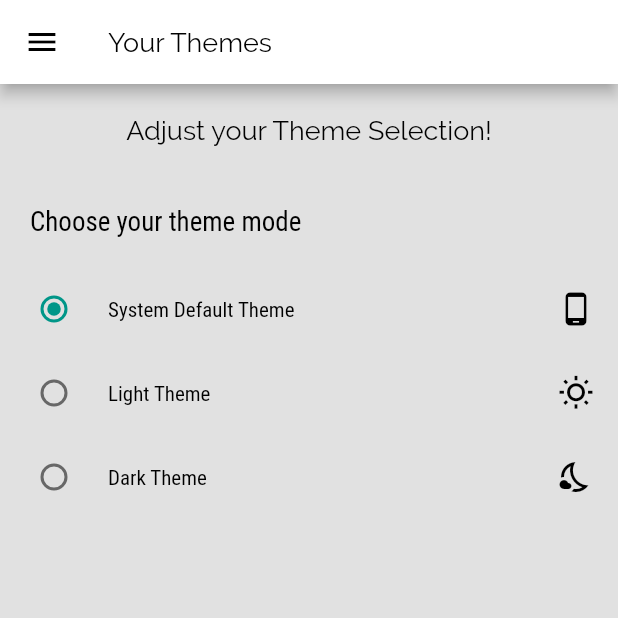
After one commit to EslamShaban74/meals, a Flutter app: the ThemeScreen screen opened by its route, on a phone screen of 412 x 824 dp, the top half of it. The commit adds this screen. Run offline on Flutter 3.47's test engine with Material 2 defaults, Android fonts, the phone set to English and light mode, and no system bars; our stand-ins replace fancy_bottom_navigation, hexcolor, shared_preferences; accounts and stored records are empty; network calls fail.

Commit message:
shared_preferences and themes

```diff
--- a/lib/components/category_item/category_item.dart
+++ b/lib/components/category_item/category_item.dart
@@ -69,15 +69,15 @@ class CategoryItem extends StatelessWidget {
                       padding: const EdgeInsets.all(15.0),
                       child: CircleAvatar(
                         radius: 16,
-                        backgroundColor:Theme.of(context).canvasColor,
+                        backgroundColor: Theme.of(context).canvasColor,
                         child: IconButton(
                           iconSize: 15.0,
                           onPressed: () {
                             selectCategory(context);
                           },
-                          icon: Icon(
+                          icon: const Icon(
                             Icons.arrow_forward_ios,
-                            color:Theme.of(context).scaffoldBackgroundColor,
+
                           ),
                           //color: HexColor('#212121'),
                         ),
--- a/lib/components/meal_item/meal_item.dart
+++ b/lib/components/meal_item/meal_item.dart
@@ -56,14 +56,16 @@ class MealItem extends StatelessWidget {
   }
 
   void selectMeal(context) {
-    Navigator.of(context).pushNamed(
+    Navigator.of(context)
+        .pushNamed(
       MealsDetailsScreen.routeName,
       arguments: id,
-    ).then((value) {
-      if(value!=null){
-     //   removeMeal(value);
+    )
+        .then((value) {
+      if (value != null) {
+        //   removeMeal(value);
       }
-      return ;
+      return;
     });
   }
 
@@ -103,7 +105,7 @@ class MealItem extends StatelessWidget {
                       horizontal: 15,
                     ),
                     width: 240,
-                    color: HexColor('#444444').withOpacity(0.7),
+                    color: Colors.black.withOpacity(0.6),
                     child: Text(
                       title,
                       style: const TextStyle(fontSize: 25, color: Colors.white),
@@ -116,7 +118,7 @@ class MealItem extends StatelessWidget {
             ),
             Container(
               decoration: BoxDecoration(
-                  color: HexColor('#444444'),
+                  color: Theme.of(context).cardColor,
                   borderRadius: const BorderRadius.only(
                       bottomRight: Radius.circular(15),
                       bottomLeft: Radius.circular(15))),
@@ -127,9 +129,9 @@ class MealItem extends StatelessWidget {
                   children: <Widget>[
                     Row(
                       children: <Widget>[
-                        const Icon(
+                        Icon(
                           Icons.schedule,
-                          color: Colors.white,
+                          color: Theme.of(context).iconTheme.color,
                         ),
                         const SizedBox(width: 6),
                         Text(
@@ -140,9 +142,9 @@ class MealItem extends StatelessWidget {
                     ),
                     Row(
                       children: <Widget>[
-                        const Icon(
+                        Icon(
                           Icons.work,
-                          color: Colors.white,
+                          color: Theme.of(context).iconTheme.color,
                         ),
                         const SizedBox(width: 6),
                         Text(
@@ -153,9 +155,9 @@ class MealItem extends StatelessWidget {
                     ),
                     Row(
                       children: <Widget>[
-                        const Icon(
+                        Icon(
                           Icons.attach_money,
-                          color: Colors.white,
+                          color: Theme.of(context).iconTheme.color,
                         ),
                         //  const SizedBox(width: 5),
                         Text(
--- /dev/null
+++ b/lib/providers/theme_provider/theme_provider.dart
@@ -0,0 +1,47 @@
+import 'package:flutter/material.dart';
+
+import 'package:shared_preferences/shared_preferences.dart';
+
+class ThemeProvider with ChangeNotifier {
+  // var primaryColor = HexColor('#444444');
+  // var accentColor = HexColor('#212121');
+
+  var themeMode = ThemeMode.system;
+  String themeText = '';
+
+  // onChanged(color,n){
+  //   n==1?primaryColor=
+  // }
+
+  void themeModeChange(newThemeValue) async {
+    themeMode = newThemeValue;
+    getThemeText(themeMode);
+    notifyListeners();
+
+    SharedPreferences prefs = await SharedPreferences.getInstance();
+    prefs.setString('themeText', themeText);
+  }
+
+  getThemeText(ThemeMode themeMode) {
+    if (themeMode == ThemeMode.system) {
+      themeText = 'system';
+    } else if (themeMode == ThemeMode.dark) {
+      themeText = 'dark';
+    } else if (themeMode == ThemeMode.light) {
+      themeText = 'light';
+    }
+  }
+
+  getThemeMode() async {
+    SharedPreferences prefs = await SharedPreferences.getInstance();
+    themeText = prefs.getString('themeText')!;
+    if (themeText == 'system') {
+      themeMode = ThemeMode.system;
+    } else if (themeText == 'dark') {
+      themeMode = ThemeMode.dark;
+    } else if (themeText == 'light') {
+      themeMode = ThemeMode.light;
+    }
+    notifyListeners();
+  }
+}
--- a/lib/screens/bottom_nav_bar/bottom_nav_bar.dart
+++ b/lib/screens/bottom_nav_bar/bottom_nav_bar.dart
@@ -2,6 +2,7 @@ import 'package:fancy_bottom_navigation/fancy_bottom_navigation.dart';
 import 'package:flutter/material.dart';
 import 'package:meal/components/drawer/drawer.dart';
 import 'package:meal/providers/meal_provider/meal_provider.dart';
+import 'package:meal/providers/theme_provider/theme_provider.dart';
 import 'package:meal/screens/categories_screen/categories_screen.dart';
 import 'package:meal/screens/favorites_screen/favorites_screen.dart';
 import 'package:provider/provider.dart';
@@ -21,7 +22,8 @@ class _BottomNavBarState extends State<BottomNavBar> {
 
   @override
   void initState() {
-    Provider.of<MealProvider>(context,listen: false).getFilters();
+    Provider.of<MealProvider>(context, listen: false).getFilters();
+    Provider.of<ThemeProvider>(context, listen: false).getThemeMode();
     pages = [
       {
         'title': 'Categories',
--- a/lib/screens/filters_screen/filters_screen.dart
+++ b/lib/screens/filters_screen/filters_screen.dart
@@ -1,5 +1,6 @@
 import 'package:flutter/material.dart';
 import 'package:hexcolor/hexcolor.dart';
+import 'package:meal/components/drawer/drawer.dart';
 import 'package:meal/providers/meal_provider/meal_provider.dart';
 import 'package:provider/provider.dart';
 
@@ -14,7 +15,7 @@ class _FiltersScreenState extends State<FiltersScreen> {
   Widget buildSwitchListTile(
       String title, String description, bool value, ValueChanged onChanged) {
     return SwitchListTile(
-        activeColor: HexColor('#89FC00'),
+       // activeColor: HexColor('#89FC00'),
         inactiveTrackColor: Colors.white,
         inactiveThumbColor: Theme.of(context).primaryColor.withOpacity(0.7),
         title: Text(
@@ -37,6 +38,7 @@ class _FiltersScreenState extends State<FiltersScreen> {
           style: Theme.of(context).textTheme.headline3,
         ),
       ),
+      drawer: const MyDrawer(),
       body: Column(
         children: <Widget>[
           Center(
--- a/lib/screens/meals_details_screen/components/components.dart
+++ b/lib/screens/meals_details_screen/components/components.dart
@@ -2,10 +2,10 @@ import 'package:flutter/material.dart';
 
 Widget buildSectionTitle(BuildContext context, String text) {
   return Container(
-    margin: const EdgeInsets.symmetric(vertical: 10),
+    margin: const EdgeInsets.symmetric(vertical: 15),
     child: Text(
       text,
-      style: Theme.of(context).textTheme.subtitle1,
+      style: Theme.of(context).textTheme.headline3,
     ),
   );
 }
--- /dev/null
+++ b/lib/screens/theme_screen/theme_screen.dart
@@ -0,0 +1,72 @@
+import 'package:flutter/material.dart';
+import 'package:meal/components/drawer/drawer.dart';
+import 'package:meal/providers/theme_provider/theme_provider.dart';
+import 'package:provider/provider.dart';
+
+class ThemeScreen extends StatelessWidget {
+  static const routeName = 'theme';
+
+  buildRadioListTile(
+    ThemeMode themeVal,
+    String title,
+    IconData icon,
+    context,
+  ) {
+    return RadioListTile(
+      value: themeVal,
+      title: Text(title,style: Theme.of(context).textTheme.bodyText1,),
+      secondary: Icon(icon,color: Theme.of(context).iconTheme.color,),
+      groupValue: Provider.of<ThemeProvider>(context).themeMode,
+      onChanged: (newThemeValue) =>
+          Provider.of<ThemeProvider>(context,listen: false).themeModeChange(newThemeValue),
+    );
+  }
+
+  const ThemeScreen({Key? key}) : super(key: key);
+
+  @override
+  Widget build(BuildContext context) {
+    return Scaffold(
+      appBar: AppBar(
+        title: Text(
+          'Your Themes',
+          style: Theme.of(context).textTheme.headline3,
+        ),
+      ),
+      drawer: const MyDrawer(),
+      body: Column(
+        crossAxisAlignment: CrossAxisAlignment.start,
+        children: <Widget>[
+          Center(
+            child: Container(
+              padding: const EdgeInsets.all(20),
+              child: Text(
+                'Adjust your Theme Selection!',
+                style: Theme.of(context).textTheme.headline3,
+              ),
+            ),
+          ),
+          Expanded(
+            child: ListView(
+              children: [
+                Padding(
+                  padding: const EdgeInsets.all(20.0),
+                  child: Text(
+                    'Choose your theme mode',
+                    style: Theme.of(context).textTheme.headline5,
+                  ),
+                ),
+                buildRadioListTile(ThemeMode.system, 'System Default Theme',
+                    Icons.phone_android, context),
+                buildRadioListTile(ThemeMode.light, 'Light Theme',
+                    Icons.wb_sunny_outlined, context),
+                buildRadioListTile(ThemeMode.dark, 'Dark Theme',
+                    Icons.nights_stay_outlined, context),
+              ],
+            ),
+          )
+        ],
+      ),
+    );
+  }
+}
```
Also changed, not shown: lib/components/drawer/drawer.dart (+12 -5 lines), lib/main.dart (+52 -4 lines), lib/providers/meal_provider/meal_provider.dart (+16 -1 lines), lib/screens/meals_details_screen/meals_details_screen.dart (+13 -4 lines).
